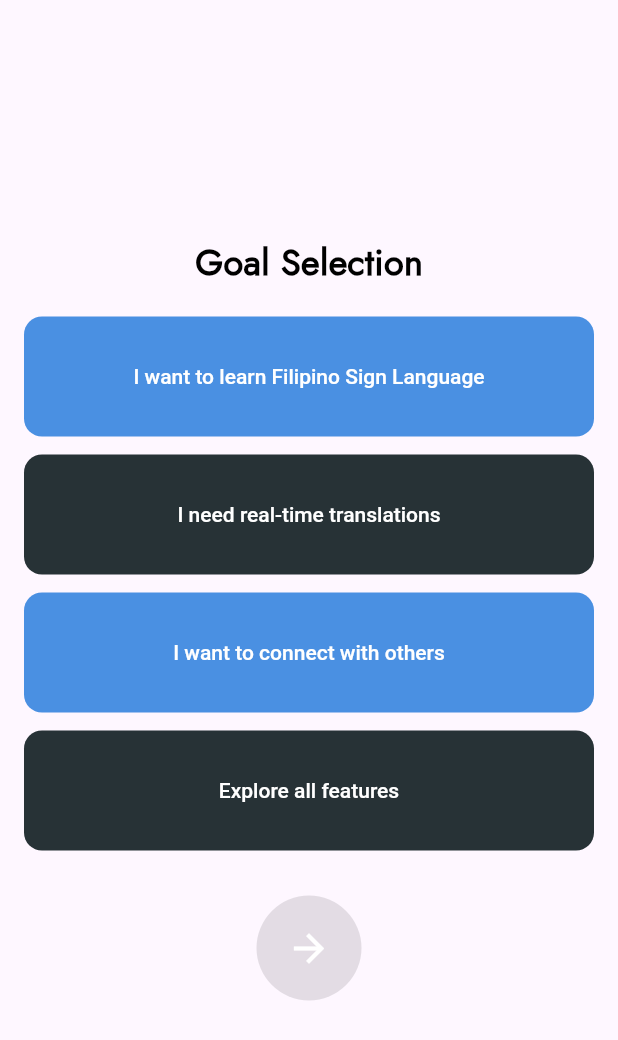
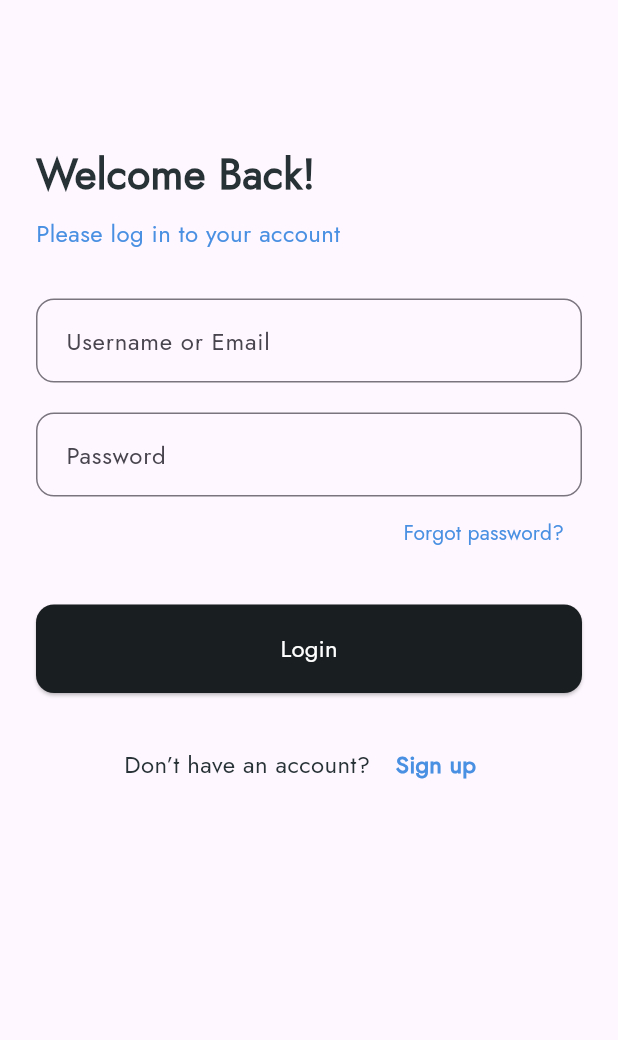
Before and after one commit to Tonton21-afk/LinguAR_deploy, a Flutter app: the screen it shows after launch, after a tap on the "arrow forward" icon, on a phone screen of 412 x 824 dp. Shown: the top 1040 px of the screen. Run offline on Flutter 3.47's test engine with Material 3 defaults, Android fonts, the phone set to English and light mode, and no system bars; our stand-ins replace flutter_svg, video_player.

Commit message:
Login, Signup etc.

```diff
--- a/lib/home/feature/gesture_translator.dart
+++ b/lib/home/feature/gesture_translator.dart
@@ -4,9 +4,11 @@ class GestureTranslator extends StatelessWidget {
   @override
   Widget build(BuildContext context) {
     return Scaffold(
+      backgroundColor: Colors.white,
       appBar: AppBar(
         title: const Text('Gesture Translator'),
         centerTitle: true,
+        backgroundColor: Colors.white,
       ),
       body: Center(
           child: const Text(
--- a/lib/screens/get_started/get_started_page1.dart
+++ b/lib/screens/get_started/get_started_page1.dart
@@ -1,6 +1,5 @@
 import 'package:flutter/material.dart';
-import 'package:lingua_arv1/screens/get_started/get_started_page2.dart';
-// import 'get_started/get_started_page2.dart'; // Import next page in the sequence
+import 'package:lingua_arv1/screens/login_signup/login_page.dart'; // Import the login page
 
 class GetStartedPage1 extends StatelessWidget {
   @override
@@ -79,10 +78,12 @@ class GetStartedPage1 extends StatelessWidget {
 
                   ElevatedButton(
                     onPressed: () {
+                      // Navigate to the login page
                       Navigator.push(
                         context,
                         MaterialPageRoute(
-                          builder: (context) => GetStartedPage2(),
+                          builder: (context) =>
+                              LoginPage(), // Use the LoginPage
                         ),
                       );
                     },
--- a/lib/screens/get_started/get_started_page2.dart
+++ b/lib/screens/get_started/get_started_page2.dart
@@ -119,15 +119,14 @@ class _GetStartedPage2State extends State<GetStartedPage2> {
         decoration: BoxDecoration(
           color: isSelected ? color.withOpacity(0.8) : color,
           borderRadius: BorderRadius.circular(12.0),
-          boxShadow: isSelected
-              ? [
-                  BoxShadow(
-                    color: color.withOpacity(0.7),
-                    blurRadius: 15,
-                    spreadRadius: 3,
-                  ),
-                ]
-              : [],
+          boxShadow: [
+            BoxShadow(
+              color: Colors.black.withOpacity(0.2),
+              blurRadius: isSelected ? 12 : 6,
+              spreadRadius: isSelected ? 5 : 2,
+              offset: Offset(0, 4),
+            ),
+          ],
           border: Border.all(
             color: isSelected ? color.withOpacity(0.9) : Colors.transparent,
             width: isSelected ? 6 : 0,
--- /dev/null
+++ b/lib/screens/login_signup/login_page.dart
@@ -0,0 +1,111 @@
+import 'package:flutter/material.dart';
+import 'package:lingua_arv1/screens/get_started/get_started_page2.dart';
+import 'package:lingua_arv1/screens/login_signup/signup_page.dart';
+
+class LoginPage extends StatelessWidget {
+  @override
+  Widget build(BuildContext context) {
+    return Scaffold(
+      appBar: AppBar(
+        automaticallyImplyLeading: false,
+        backgroundColor: Colors.transparent,
+        elevation: 0,
+      ),
+      body: Padding(
+        padding: const EdgeInsets.symmetric(horizontal: 24, vertical: 40),
+        child: Column(
+          crossAxisAlignment: CrossAxisAlignment.start,
+          children: [
+            Text(
+              'Welcome Back!',
+              style: TextStyle(
+                fontSize: 28,
+                fontWeight: FontWeight.bold,
+                color: Color(0xFF273236),
+              ),
+            ),
+            SizedBox(height: 8),
+            Text(
+              'Please log in to your account',
+              style: TextStyle(fontSize: 16, color: Color(0xFF4A90E2)),
+            ),
+            SizedBox(height: 32),
+            TextField(
+              decoration: InputDecoration(
+                labelText: 'Username or Email',
+                border:
+                    OutlineInputBorder(borderRadius: BorderRadius.circular(12)),
+                contentPadding:
+                    EdgeInsets.symmetric(vertical: 16, horizontal: 16),
+              ),
+            ),
+            SizedBox(height: 20),
+            TextField(
+              obscureText: true,
+              decoration: InputDecoration(
+                labelText: 'Password',
+                border:
+                    OutlineInputBorder(borderRadius: BorderRadius.circular(12)),
+                contentPadding:
+                    EdgeInsets.symmetric(vertical: 16, horizontal: 16),
+              ),
+            ),
+            Align(
+              alignment: Alignment.centerRight,
+              child: TextButton(
+                onPressed: () {},
+                child: Text('Forgot password?',
+                    style: TextStyle(color: Color(0xFF4A90E2))),
+              ),
+            ),
+            SizedBox(height: 24),
+            SizedBox(
+              width: double.infinity,
+              child: ElevatedButton(
+                onPressed: () {
+                  Navigator.push(
+                    context,
+                    MaterialPageRoute(builder: (context) => GetStartedPage2()),
+                  );
+                },
+                style: ElevatedButton.styleFrom(
+                  backgroundColor: Color(0xFF191E20),
+                  padding: EdgeInsets.symmetric(vertical: 18),
+                  shape: RoundedRectangleBorder(
+                      borderRadius: BorderRadius.circular(12)),
+                ),
+                child: Text('Login',
+                    style: TextStyle(fontSize: 16, color: Colors.white)),
+              ),
+            ),
+            SizedBox(height: 24),
+            Center(
+              child: Row(
+                mainAxisAlignment: MainAxisAlignment.center,
+                children: [
+                  Text("Don’t have an account? ",
+                      style: TextStyle(fontSize: 16, color: Color(0xFF273236))),
+                  TextButton(
+                    onPressed: () {
+                      Navigator.push(
+                        context,
+                        MaterialPageRoute(builder: (context) => SignUpPage()),
+                      );
+                    },
+                    child: Text(
+                      'Sign up',
+                      style: TextStyle(
+                          fontSize: 16,
+                          color: Color(0xFF4A90E2),
+                          fontWeight: FontWeight.bold),
+                    ),
+                  ),
+                ],
+              ),
+            ),
+          ],
+        ),
+      ),
+    );
+  }
+}
```
Also changed, not shown: lib/screens/login_signup/signup_page.dart (added, +124 -0 lines).
